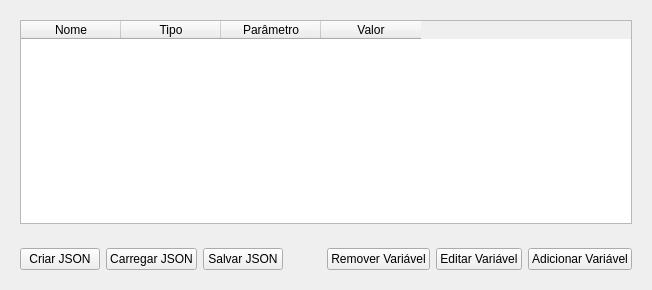
Before: the Qt Designer form ui/varWindow.ui in dkabal14/D1_Converter, drawn with Qt 5.
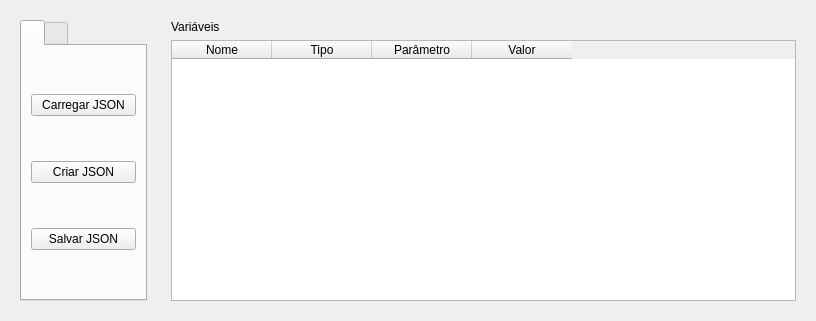
After: the same form once the commit is applied.

Diff of the .ui file:
```diff
--- a/ui/varWindow.ui
+++ b/ui/varWindow.ui
@@ -6,23 +6,111 @@
    <rect>
     <x>0</x>
     <y>0</y>
-    <width>652</width>
-    <height>290</height>
+    <width>816</width>
+    <height>321</height>
    </rect>
   </property>
   <property name="windowTitle">
    <string>Variáveis do D1</string>
   </property>
-  <layout class="QVBoxLayout" name="verticalLayout">
+  <layout class="QHBoxLayout" name="horizontalLayout_3">
    <item>
-    <widget class="QFrame" name="frame_2">
+    <widget class="QFrame" name="frame_btns">
      <property name="frameShape">
       <enum>QFrame::NoFrame</enum>
      </property>
      <property name="frameShadow">
       <enum>QFrame::Raised</enum>
      </property>
-     <layout class="QHBoxLayout" name="horizontalLayout_2">
+     <layout class="QVBoxLayout" name="verticalLayout">
+      <item>
+       <widget class="QTabWidget" name="tabWidget">
+        <property name="sizePolicy">
+         <sizepolicy hsizetype="Maximum" vsizetype="Expanding">
+          <horstretch>0</horstretch>
+          <verstretch>0</verstretch>
+         </sizepolicy>
+        </property>
+        <widget class="QWidget" name="tabWidgetPage1" native="true">
+         <attribute name="title">
+          <string/>
+         </attribute>
+         <layout class="QVBoxLayout" name="verticalLayout_5">
+          <item>
+           <widget class="QPushButton" name="btn_carregar_json">
+            <property name="styleSheet">
+             <string notr="true"/>
+            </property>
+            <property name="text">
+             <string>Carregar JSON</string>
+            </property>
+           </widget>
+          </item>
+          <item>
+           <widget class="QPushButton" name="btn_criar_json">
+            <property name="text">
+             <string>Criar JSON</string>
+            </property>
+           </widget>
+          </item>
+          <item>
+           <widget class="QPushButton" name="btn_salvar_json">
+            <property name="text">
+             <string>Salvar JSON</string>
+            </property>
+           </widget>
+          </item>
+         </layout>
+        </widget>
+        <widget class="QWidget" name="tabWidgetPage2" native="true">
+         <attribute name="title">
+          <string/>
+         </attribute>
+         <layout class="QVBoxLayout" name="verticalLayout_6">
+          <item>
+           <widget class="QPushButton" name="btn_add_var">
+            <property name="text">
+             <string>Adicionar Variável</string>
+            </property>
+           </widget>
+          </item>
+          <item>
+           <widget class="QPushButton" name="btn_edit_var">
+            <property name="text">
+             <string>Editar Variável</string>
+            </property>
+           </widget>
+          </item>
+          <item>
+           <widget class="QPushButton" name="btn_del_var">
+            <property name="text">
+             <string>Remover Variável</string>
+            </property>
+           </widget>
+          </item>
+         </layout>
+        </widget>
+       </widget>
+      </item>
+     </layout>
+    </widget>
+   </item>
+   <item>
+    <widget class="QFrame" name="frame_table_variaveis">
+     <property name="frameShape">
+      <enum>QFrame::NoFrame</enum>
+     </property>
+     <property name="frameShadow">
+      <enum>QFrame::Raised</enum>
+     </property>
+     <layout class="QVBoxLayout" name="verticalLayout_4">
+      <item>
+       <widget class="QLabel" name="label_3">
+        <property name="text">
+         <string>Variáveis</string>
+        </property>
+       </widget>
+      </item>
       <item>
        <widget class="QTableWidget" name="table_var">
         <column>
@@ -50,73 +138,6 @@
      </layout>
     </widget>
    </item>
-   <item>
-    <widget class="QFrame" name="frame">
-     <property name="frameShape">
-      <enum>QFrame::NoFrame</enum>
-     </property>
-     <property name="frameShadow">
-      <enum>QFrame::Raised</enum>
-     </property>
-     <layout class="QHBoxLayout" name="horizontalLayout">
-      <item>
-       <widget class="QPushButton" name="btn_criar_json">
-        <property name="text">
-         <string>Criar JSON</string>
-        </property>
-       </widget>
-      </item>
-      <item>
-       <widget class="QPushButton" name="btn_carregar_json">
-        <property name="text">
-         <string>Carregar JSON</string>
-        </property>
-       </widget>
-      </item>
-      <item>
-       <widget class="QPushButton" name="btn_salvar_json">
-        <property name="text">
-         <string>Salvar JSON</string>
-        </property>
-       </widget>
-      </item>
-      <item>
-       <spacer name="horizontalSpacer">
-        <property name="orientation">
-         <enum>Qt::Horizontal</enum>
-        </property>
-        <property name="sizeHint" stdset="0">
-         <size>
-          <width>40</width>
-          <height>20</height>
-         </size>
-        </property>
-       </spacer>
-      </item>
-      <item>
-       <widget class="QPushButton" name="btn_del_var">
-        <property name="text">
-         <string>Remover Variável</string>
-        </property>
-       </widget>
-      </item>
-      <item>
-       <widget class="QPushButton" name="btn_edit_var">
-        <property name="text">
-         <string>Editar Variável</string>
-        </property>
-       </widget>
-      </item>
-      <item>
-       <widget class="QPushButton" name="btn_add_var">
-        <property name="text">
-         <string>Adicionar Variável</string>
-        </property>
-       </widget>
-      </item>
-     </layout>
-    </widget>
-   </item>
   </layout>
  </widget>
  <resources/>
```
